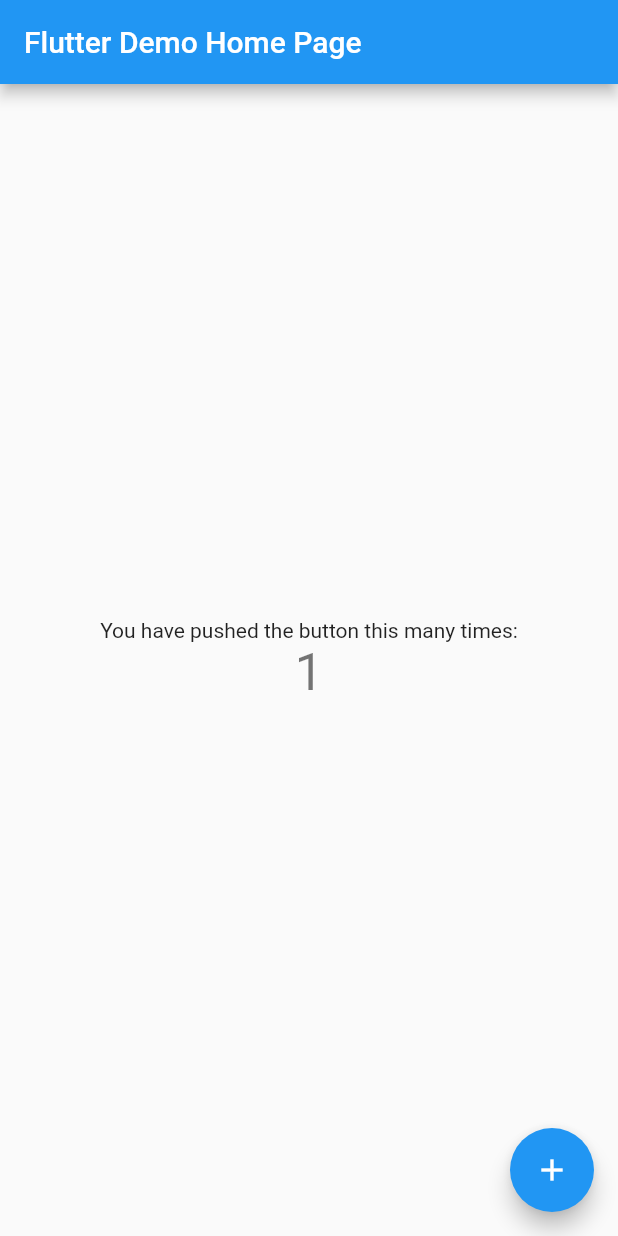
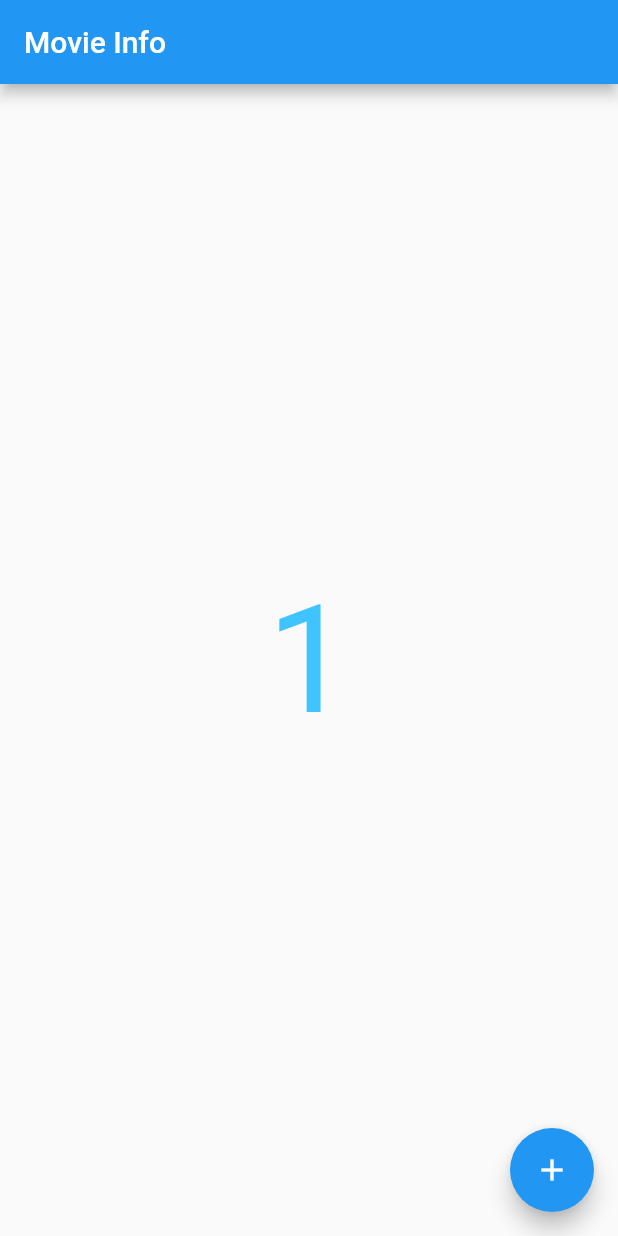
Before and after one commit to tmhouse/my_first_flutter_app, a Flutter app: the screen it shows after launch, after a tap on the "add" icon, on a phone screen of 412 x 824 dp. Run offline on Flutter 3.47's test engine with Material 2 defaults, Android fonts, the phone set to English and light mode, and no system bars; our stand-ins replace flutter_riverpod.

Commit message:
とりあえずriverpod化。

```diff
--- a/lib/main.dart
+++ b/lib/main.dart
@@ -1,13 +1,15 @@
 import 'package:flutter/material.dart';
+import 'package:flutter_riverpod/flutter_riverpod.dart';
+
+final counterProvider = StateProvider((ref) => 0);
 
 void main() {
-  runApp(const MyApp());
+  runApp(const ProviderScope(child:MyApp()));
 }
 
 class MyApp extends StatelessWidget {
   const MyApp({Key? key}) : super(key: key);
 
-  // This widget is the root of your application.
   @override
   Widget build(BuildContext context) {
     return MaterialApp(
@@ -15,54 +17,29 @@ class MyApp extends StatelessWidget {
       theme: ThemeData(
         primarySwatch: Colors.blue,
       ),
-      home: const MyHomePage(title: 'Flutter Demo Home Page'),
+      home: HomePage(),
     );
   }
 }
 
-class MyHomePage extends StatefulWidget {
-  const MyHomePage({Key? key, required this.title}) : super(key: key);
-
-  final String title;
-
+class HomePage extends ConsumerWidget {
   @override
-  State<MyHomePage> createState() => _MyHomePageState();
-}
-
-class _MyHomePageState extends State<MyHomePage> {
-  int _counter = 0;
-
-  void _incrementCounter() {
-    setState(() {
-      _counter++;
-    });
-  }
-
-  @override
-  Widget build(BuildContext context) {
+  Widget build(BuildContext context, WidgetRef ref) {
     return Scaffold(
-      appBar: AppBar(
-        title: Text(widget.title),
-      ),
+      appBar: AppBar(title: const Text('Movie Info')),
       body: Center(
-        child: Column(
-          mainAxisAlignment: MainAxisAlignment.center,
-          children: <Widget>[
-            const Text(
-              'You have pushed the button this many times:',
-            ),
-            Text(
-              '$_counter',
-              style: Theme.of(context).textTheme.headline4,
-            ),
-          ],
-        ),
+        child: Consumer(builder: (context, ref, _) {
+          final count = ref.watch(counterProvider);
+          return Text('$count',
+              style: TextStyle(fontSize: 100, color: Colors.lightBlueAccent));
+        }),
       ),
       floatingActionButton: FloatingActionButton(
-        onPressed: _incrementCounter,
-        tooltip: 'Increment',
+        onPressed: () {
+          ref.read(counterProvider.state).update((state) => state + 1);
+        },
         child: const Icon(Icons.add),
-      ), // This trailing comma makes auto-formatting nicer for build methods.
+      ),
     );
   }
 }
--- a/pubspec.yaml
+++ b/pubspec.yaml
@@ -30,6 +30,7 @@ dependencies:
   flutter:
     sdk: flutter
 
+  flutter_riverpod:
 
   # The following adds the Cupertino Icons font to your application.
   # Use with the CupertinoIcons class for iOS style icons.
```
Also changed, not shown: pubspec.lock.
